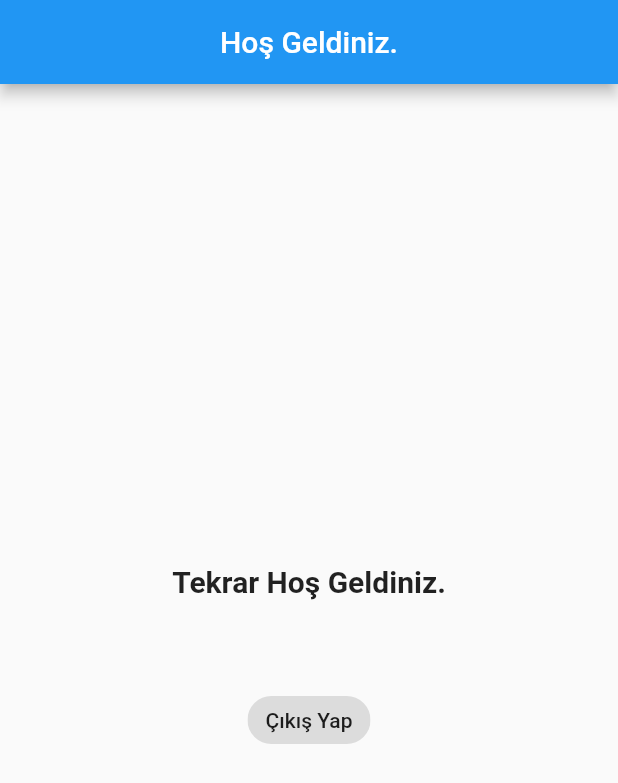
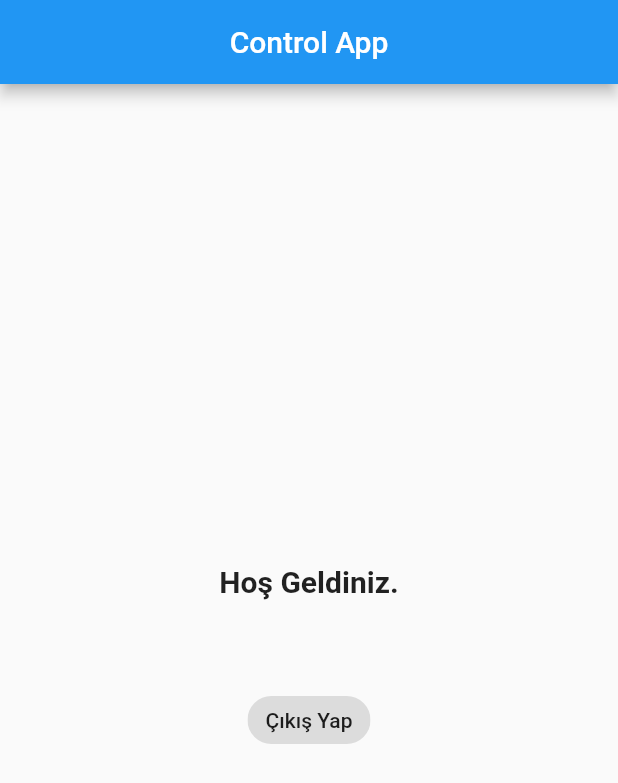
Before and after one commit to amrdvn/control_app, a Flutter app: the HomeScreen screen opened directly, on a phone screen of 412 x 824 dp. Shown: the top 783 px of the screen. Run offline on Flutter 3.47's test engine with Material 2 defaults, Android fonts, the phone set to English and light mode, and no system bars; our stand-ins replace cloud_firestore, firebase_auth, fluttertoast; accounts and stored records are empty.

Commit message:
Ufak düzeltmeler yapıldı.

```diff
--- a/lib/pages/home.dart
+++ b/lib/pages/home.dart
@@ -33,7 +33,7 @@ class _HomeScreenState extends State<HomeScreen> {
   Widget build(BuildContext context) {
     return Scaffold(
       appBar: AppBar(
-        title: const Text("Hoş Geldiniz."),
+        title: const Text("Control App"),
         centerTitle: true,
       ),
       body: Center(
@@ -48,7 +48,7 @@ class _HomeScreenState extends State<HomeScreen> {
               //   child: Image.asset("assets/logo.png", fit: BoxFit.contain),
               // ),
               Text(
-                "Tekrar Hoş Geldiniz.",
+                "Hoş Geldiniz.",
                 style: TextStyle(fontSize: 20, fontWeight: FontWeight.bold),
               ),
               SizedBox(
```
Also changed, not shown: 1 other file.
